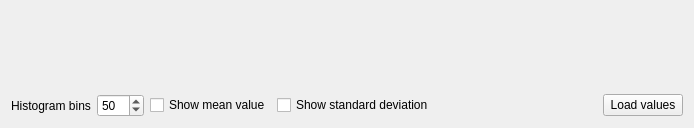
Before: the Qt Designer form src/ui/qgshistogramwidgetbase.ui in nextgis/nextgisqgis, drawn with Qt 5.
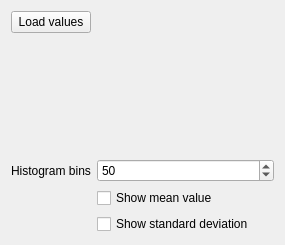
After: the same form once the commit is applied. Custom widgets are drawn as their Qt base class.

The edit to the form file:
```diff
--- a/src/ui/qgshistogramwidgetbase.ui
+++ b/src/ui/qgshistogramwidgetbase.ui
@@ -6,8 +6,8 @@
    <rect>
     <x>0</x>
     <y>0</y>
-    <width>694</width>
-    <height>128</height>
+    <width>285</width>
+    <height>245</height>
    </rect>
   </property>
   <property name="sizePolicy">
@@ -25,7 +25,34 @@
   <property name="windowTitle">
    <string>Form</string>
   </property>
-  <layout class="QVBoxLayout" name="verticalLayout" stretch="1,0">
+  <layout class="QVBoxLayout" name="verticalLayout" stretch="0,1,0">
+   <item>
+    <layout class="QHBoxLayout" name="horizontalLayout">
+     <property name="topMargin">
+      <number>0</number>
+     </property>
+     <item>
+      <widget class="QPushButton" name="mLoadValuesButton">
+       <property name="text">
+        <string>Load values</string>
+       </property>
+      </widget>
+     </item>
+     <item>
+      <spacer name="horizontalSpacer">
+       <property name="orientation">
+        <enum>Qt::Horizontal</enum>
+       </property>
+       <property name="sizeHint" stdset="0">
+        <size>
+         <width>40</width>
+         <height>20</height>
+        </size>
+       </property>
+      </spacer>
+     </item>
+    </layout>
+   </item>
    <item>
     <widget class="QwtPlot" name="mpPlot">
      <property name="sizePolicy">
@@ -43,15 +70,18 @@
     </widget>
    </item>
    <item>
-    <layout class="QHBoxLayout" name="horizontalLayout_4">
-     <item>
+    <layout class="QFormLayout" name="formLayout">
+     <property name="fieldGrowthPolicy">
+      <enum>QFormLayout::AllNonFixedFieldsGrow</enum>
+     </property>
+     <item row="0" column="0">
       <widget class="QLabel" name="label_12">
        <property name="text">
         <string>Histogram bins</string>
        </property>
       </widget>
      </item>
-     <item>
+     <item row="0" column="1">
       <widget class="QSpinBox" name="mBinsSpinBox">
        <property name="minimum">
         <number>1</number>
@@ -64,40 +94,20 @@
        </property>
       </widget>
      </item>
-     <item>
+     <item row="1" column="1">
       <widget class="QCheckBox" name="mMeanCheckBox">
        <property name="text">
         <string>Show mean value</string>
        </property>
       </widget>
      </item>
-     <item>
+     <item row="2" column="1">
       <widget class="QCheckBox" name="mStdevCheckBox">
        <property name="text">
         <string>Show standard deviation</string>
        </property>
       </widget>
      </item>
-     <item>
-      <spacer name="horizontalSpacer_3">
-       <property name="orientation">
-        <enum>Qt::Horizontal</enum>
-       </property>
-       <property name="sizeHint" stdset="0">
-        <size>
-         <width>40</width>
-         <height>20</height>
-        </size>
-       </property>
-      </spacer>
-     </item>
-     <item>
-      <widget class="QPushButton" name="mLoadValuesButton">
-       <property name="text">
-        <string>Load values</string>
-       </property>
-      </widget>
-     </item>
     </layout>
    </item>
   </layout>
```
